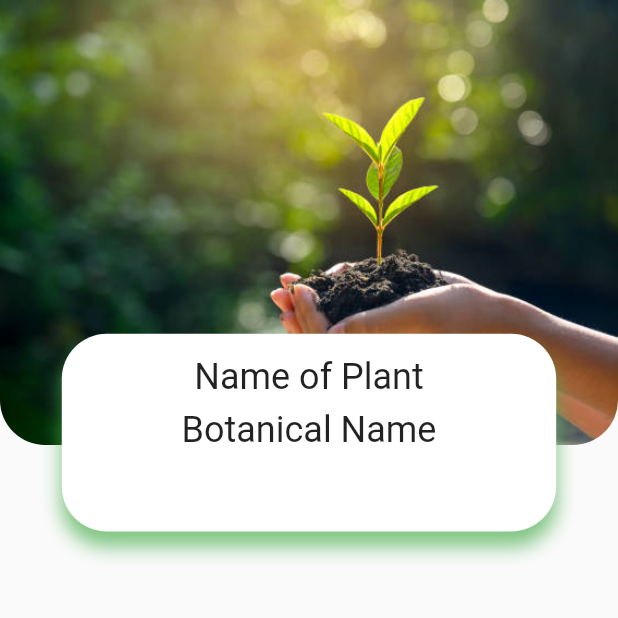
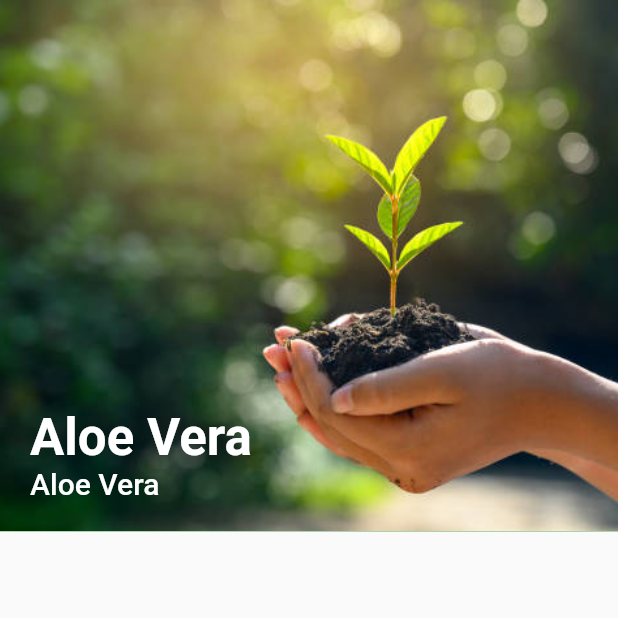
Before and after one commit to NICKurukshetra/park-with-a-conscience, a Flutter app: the screen it shows after launch, on a phone screen of 412 x 824 dp, the top half of it. Run offline on Flutter 3.47's test engine with Material 2 defaults, Android fonts, the phone set to English and light mode, and no system bars.

Commit message:
modified plant screen header

```diff
--- a/lib/screens/plantScreen/components/plantScreenHeader.dart
+++ b/lib/screens/plantScreen/components/plantScreenHeader.dart
@@ -3,14 +3,14 @@ import 'package:flutter/material.dart';
 Container PlantScreenHeader(Size size, BuildContext context) {
     return Container(
       height: size.height * 0.43,
-      // color: Colors.green,
+      color: Colors.green,
       child: Stack(children: [
         Container(
-          height: size.height * 0.36,
+          height: size.height * 0.43,
           // color: Colors.black,
           decoration: BoxDecoration(
             // color: Colors.green,
-            borderRadius: BorderRadius.vertical(bottom: Radius.circular(30)),
+            // borderRadius: BorderRadius.vertical(bottom: Radius.circular(30)),
             image: DecorationImage(
               image: AssetImage('assets/images/istockphoto-1181366400-612x612.jpeg'),
               fit: BoxFit.cover,
@@ -18,48 +18,25 @@ Container PlantScreenHeader(Size size, BuildContext context) {
           ),
         ),
         Positioned(
-          bottom: 0,
-          left: 0,
-          right: 0,
-          child: Container(
-            margin: EdgeInsets.symmetric(horizontal: size.width * 0.1),
-            // padding: EdgeInsets.symmetric(horizontal: 2),
-            height: size.height * 0.16,
-            decoration: BoxDecoration(
-              color: Colors.white,
-              borderRadius: BorderRadius.circular(30),
-              boxShadow: [
-                BoxShadow(
-                color: Colors.green.withOpacity(0.7),
-                offset: Offset(0,10),
-                blurRadius: 10
-                )
-              ]
-            ),
-            child: Stack(
-              // crossAxisAlignment: CrossAxisAlignment.start,
-              alignment: Alignment.center,
-              children: [
-                Positioned(
-                  top: 15,
-                  // left: 15,
-                  child: Text(
-                    "Name of Plant",
-                    style: Theme.of(context).textTheme.headline5,
-                  )
-                ),
-                Positioned(
-                  top: 50,
-                  // left: 15,
-                  child: Text(
-                    "Botanical Name",
-                    style: Theme.of(context).textTheme.headline5,
-                  )
-                ),
-              ],
+          bottom: 20,
+          left: 20,
+          child: Column(
+            crossAxisAlignment: CrossAxisAlignment.start,
+            children: [
+             Text(
+              "Aloe Vera",
+              style: Theme.of(context).textTheme.headline4!.copyWith(
+                color: Colors.white,
+                fontWeight: FontWeight.bold
+              ),
+              ),
+             Text(
+              "Aloe Vera",
+              style: Theme.of(context).textTheme.headline6!.copyWith(
+                color: Colors.white
+              )
             )
-          )
-        )
+            ],))
       ]),
     );
   }
```
